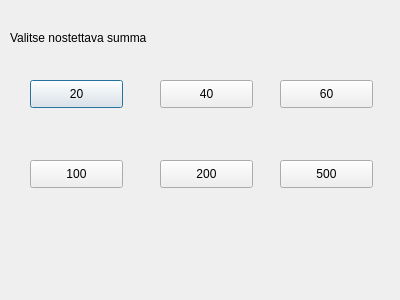
bank-2022/group9, file bankautomat/nosto.ui: the form before one commit.
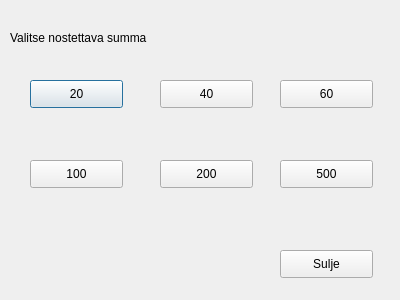
The form after the commit.

Commit message: sulje ja vahvistus

The edit to the form file:
```diff
--- a/bankautomat/nosto.ui
+++ b/bankautomat/nosto.ui
@@ -104,6 +104,19 @@
     <string>500</string>
    </property>
   </widget>
+  <widget class="QPushButton" name="btnSulje">
+   <property name="geometry">
+    <rect>
+     <x>280</x>
+     <y>250</y>
+     <width>93</width>
+     <height>28</height>
+    </rect>
+   </property>
+   <property name="text">
+    <string>Sulje</string>
+   </property>
+  </widget>
  </widget>
  <resources/>
  <connections/>
```
The commit also changes 18 other files.
